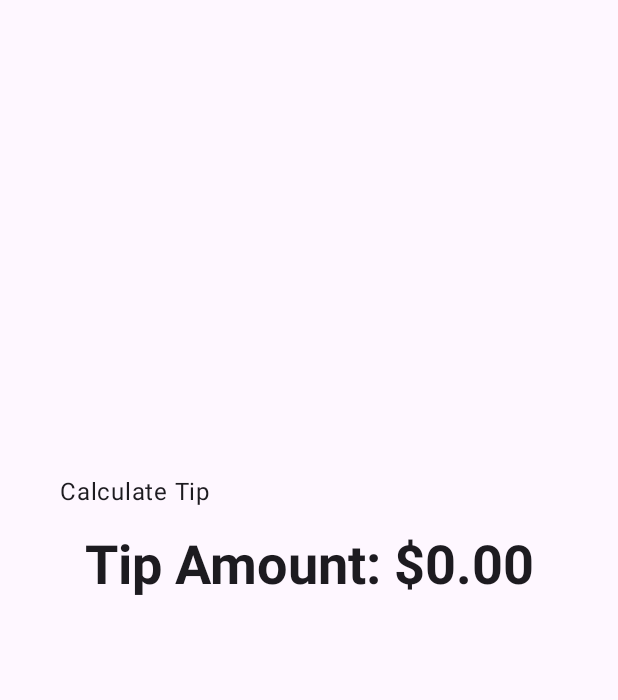
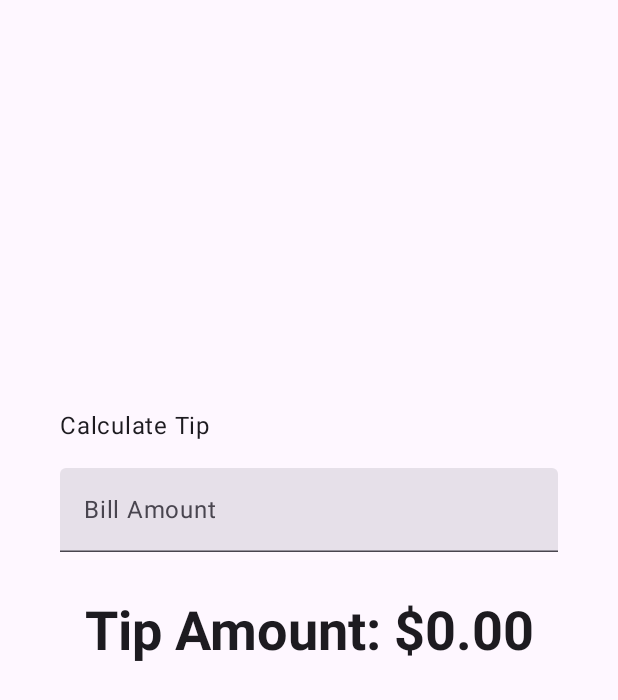
Before and after one commit to EvolutionSup/123, an Android app built with Jetpack Compose: the screen it shows after launch (MainActivity), on a phone screen of 412 x 824 dp. Shown: the top 700 px of the screen. Run offline under Robolectric (Android 15) with nearby library versions, the phone set to English and light mode, and no system bars.

Commit message:
Tip Calculator completed

```diff
--- a/basic-android-kotlin-compose-training-tip-calculator-starter/app/src/main/java/com/example/tiptime/MainActivity.kt
+++ b/basic-android-kotlin-compose-training-tip-calculator-starter/app/src/main/java/com/example/tiptime/MainActivity.kt
@@ -8,10 +8,12 @@ import androidx.compose.foundation.layout.Arrangement
 import androidx.compose.foundation.layout.Column
 import androidx.compose.foundation.layout.Spacer
 import androidx.compose.foundation.layout.fillMaxSize
+import androidx.compose.foundation.layout.fillMaxWidth
 import androidx.compose.foundation.layout.height
 import androidx.compose.foundation.layout.padding
 import androidx.compose.foundation.layout.safeDrawingPadding
 import androidx.compose.foundation.layout.statusBarsPadding
+import androidx.compose.foundation.rememberScrollState
 import androidx.compose.material3.MaterialTheme
 import androidx.compose.material3.Surface
 import androidx.compose.material3.Text
@@ -23,6 +25,15 @@ import androidx.compose.ui.tooling.preview.Preview
 import androidx.compose.ui.unit.dp
 import com.example.tiptime.ui.theme.TipTimeTheme
 import java.text.NumberFormat
+import androidx.compose.material3.TextField
+import androidx.compose.runtime.MutableState
+import androidx.compose.runtime.mutableStateOf
+import androidx.compose.runtime.remember
+import androidx.compose.runtime.getValue
+import androidx.compose.runtime.setValue
+import androidx.compose.foundation.text.KeyboardOptions
+import androidx.compose.foundation.verticalScroll
+import androidx.compose.ui.text.input.KeyboardType
 
 class MainActivity : ComponentActivity() {
     override fun onCreate(savedInstanceState: Bundle?) {
@@ -42,10 +53,15 @@ class MainActivity : ComponentActivity() {
 
 @Composable
 fun TipTimeLayout() {
+    var amountInput by remember { mutableStateOf("") }
+    val amount = amountInput.toDoubleOrNull() ?: 0.0
+    val tip = calculateTip(amount)
+
     Column(
         modifier = Modifier
             .statusBarsPadding()
             .padding(horizontal = 40.dp)
+            .verticalScroll(rememberScrollState())
             .safeDrawingPadding(),
         horizontalAlignment = Alignment.CenterHorizontally,
         verticalArrangement = Arrangement.Center
@@ -56,12 +72,35 @@ fun TipTimeLayout() {
                 .padding(bottom = 16.dp, top = 40.dp)
                 .align(alignment = Alignment.Start)
         )
+        EditNumberField(
+            value = amountInput,
+            onValueChange = { amountInput = it },
+            modifier = Modifier
+                .padding(bottom = 32.dp)
+                .fillMaxWidth()
+        )
         Text(
-            text = stringResource(R.string.tip_amount, "$0.00"),
+            text = stringResource(R.string.tip_amount, tip),
             style = MaterialTheme.typography.displaySmall
         )
         Spacer(modifier = Modifier.height(150.dp))
     }
+}
+
+@Composable
+fun EditNumberField(
+    value: String,
+    onValueChange: (String) -> Unit,
+    modifier: Modifier = Modifier
+) {
+    TextField(
+        value = value,
+        onValueChange = onValueChange,
+        singleLine = true,
+        label = { Text(stringResource(R.string.bill_amount)) },
+        keyboardOptions = KeyboardOptions(keyboardType = KeyboardType.Number),
+        modifier = modifier
+    )
 }
 
 /**
```
